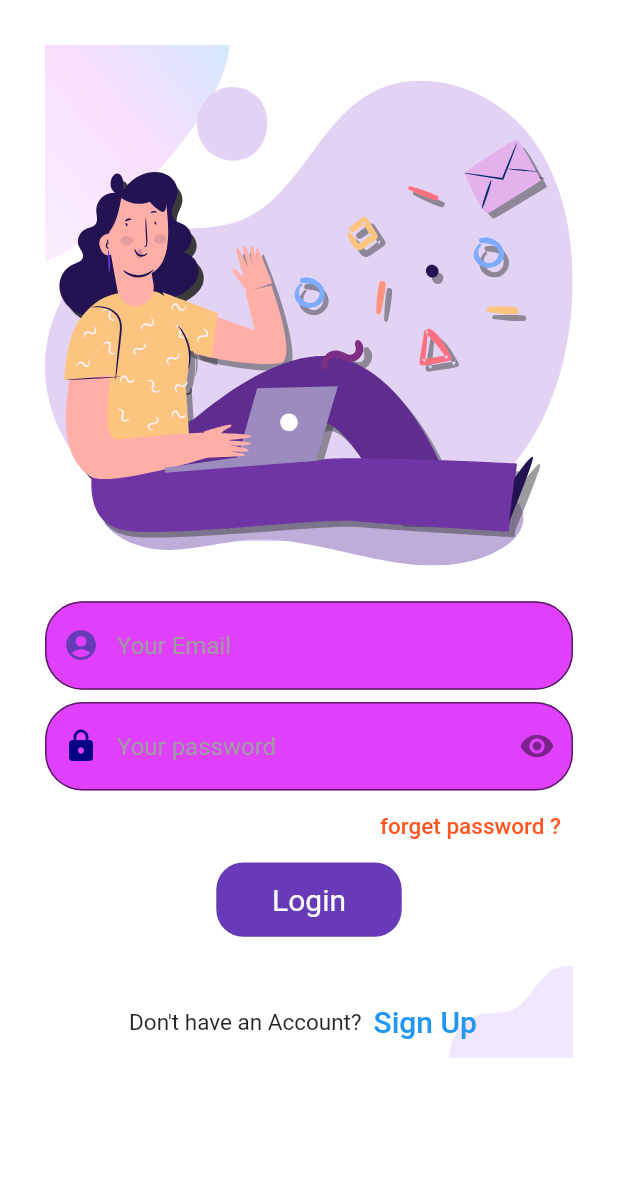
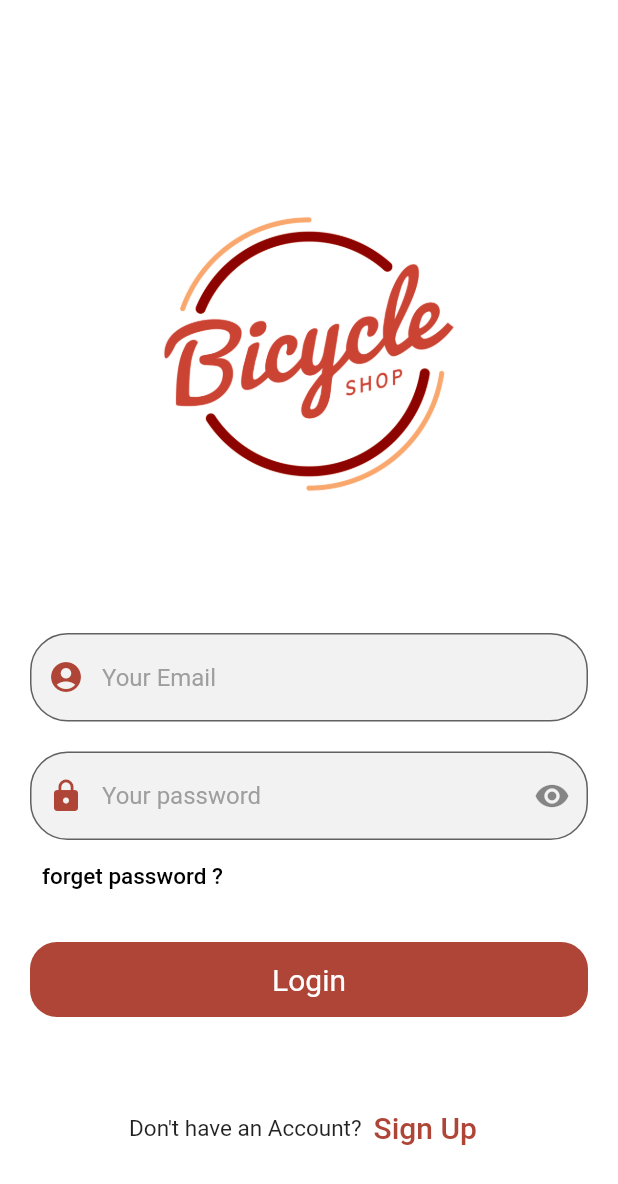
Before and after one commit to Mostafa-Osman/Bicycle_shop, a Flutter app: the screen it shows after launch, after a tap on "SKIP", on a phone screen of 412 x 824 dp. Shown: the top 1184 px of the screen. Run offline on Flutter 3.47's test engine with Material 2 defaults, Android fonts, the phone set to English and light mode, and no system bars; our stand-ins replace bloc, conditional_builder_null_safety, curved_navigation_bar, dio, expandable_text, flutter_bloc and 8 more; missing offline and left inert: checkbox_grouped; accounts and stored records are empty.

Commit message:
update login screen

```diff
--- a/lib/main.dart
+++ b/lib/main.dart
@@ -17,7 +17,7 @@ import 'package:udemy_flutter/my_bloc_observer.dart';
 import 'package:udemy_flutter/screens/favourites/favourite_cubit/favourite_cubit.dart';
 import 'package:udemy_flutter/screens/home/home_cubit/home_cubit.dart';
 import 'package:udemy_flutter/screens/my_bag/bag_cubit/bag_cubit.dart';
-import 'package:udemy_flutter/screens/my_orders/my_orders_cubit/my_orders_cubit.dart';
+import 'package:udemy_flutter/screens/end_orders/my_orders_cubit/my_orders_cubit.dart';
 import 'package:udemy_flutter/screens/notifications/notification_cubit/notification_cubit.dart';
 import 'package:udemy_flutter/screens/profile/cubit/profile_cubit.dart';
 import 'package:udemy_flutter/screens/search/cubit/cubit.dart';
--- a/lib/route/router.dart
+++ b/lib/route/router.dart
@@ -4,13 +4,13 @@ import 'package:udemy_flutter/screens/home/model/home_model.dart';
 import 'package:udemy_flutter/screens/home/ui/home.dart';
 import 'package:udemy_flutter/screens/login/ui/login.dart';
 import 'package:udemy_flutter/screens/my_bag/ui/my_bag_screen.dart';
-import 'package:udemy_flutter/screens/my_orders/ui/my_orders.dart';
+import 'package:udemy_flutter/screens/end_orders/ui/my_orders.dart';
 import 'package:udemy_flutter/screens/notifications/ui/notifications_screen.dart';
 import 'package:udemy_flutter/screens/on_boarding/ui/on_boarding.dart';
 import 'package:udemy_flutter/screens/payment/ui/payment.dart';
 import 'package:udemy_flutter/screens/product_details/ui/product_details.dart';
 import 'package:udemy_flutter/screens/profile/ui/profile.dart';
-import 'package:udemy_flutter/screens/register/register.dart';
+import 'package:udemy_flutter/screens/register/ui/register.dart';
 import 'package:udemy_flutter/screens/search/ui/search.dart';
 import 'route_constants.dart';
 
--- a/lib/screens/my_orders/my_orders_cubit/my_orders_cubit.dart
+++ b/lib/screens/end_orders/my_orders_cubit/my_orders_cubit.dart
@@ -1,6 +1,6 @@
 import 'package:flutter_bloc/flutter_bloc.dart';
-import 'package:udemy_flutter/screens/my_orders/model/my_orders.dart';
-import 'package:udemy_flutter/screens/my_orders/my_orders_cubit/states.dart';
+import 'package:udemy_flutter/screens/end_orders/model/my_orders.dart';
+import 'package:udemy_flutter/screens/end_orders/my_orders_cubit/states.dart';
 import 'package:udemy_flutter/shared/components/constants.dart';
 import 'package:udemy_flutter/shared/network/end_points.dart';
 import 'package:udemy_flutter/shared/network/remote/dio_helper.dart';
--- a/lib/screens/my_orders/ui/my_orders.dart
+++ b/lib/screens/end_orders/ui/my_orders.dart
@@ -1,7 +1,7 @@
 import 'package:flutter/material.dart';
 import 'package:flutter_bloc/flutter_bloc.dart';
-import 'package:udemy_flutter/screens/my_orders/my_orders_cubit/my_orders_cubit.dart';
-import 'package:udemy_flutter/screens/my_orders/my_orders_cubit/states.dart';
+import 'package:udemy_flutter/screens/end_orders/my_orders_cubit/my_orders_cubit.dart';
+import 'package:udemy_flutter/screens/end_orders/my_orders_cubit/states.dart';
 import 'package:udemy_flutter/shared/components/component.dart';
 import 'package:udemy_flutter/shared/components/custom_divider.dart';
 import 'package:udemy_flutter/shared/components/custom_text.dart';
--- a/lib/screens/login/ui/login.dart
+++ b/lib/screens/login/ui/login.dart
@@ -2,6 +2,7 @@ import 'package:conditional_builder_null_safety/conditional_builder_null_safety.
 import 'package:flutter/material.dart';
 import 'package:flutter_bloc/flutter_bloc.dart';
 import 'package:flutter_svg/flutter_svg.dart';
+import 'package:hexcolor/hexcolor.dart';
 import 'package:udemy_flutter/route/route_constants.dart';
 import 'package:udemy_flutter/screens/login/login_cubit/login_cubit.dart';
 import 'package:udemy_flutter/screens/login/login_cubit/states.dart';
@@ -13,6 +14,7 @@ import 'package:udemy_flutter/shared/components/custom_text.dart';
 import 'package:udemy_flutter/shared/components/custom_text_from_field.dart';
 import 'package:udemy_flutter/shared/components/navigate.dart';
 import 'package:udemy_flutter/shared/network/locial/cache_helper.dart';
+import 'package:udemy_flutter/shared/styles/color.dart';
 
 class LoginScreen extends StatelessWidget {
   final emailController = TextEditingController();
@@ -21,7 +23,6 @@ class LoginScreen extends StatelessWidget {
 
   @override
   Widget build(BuildContext context) {
-    Size size = MediaQuery.of(context).size;
     return BlocConsumer<LoginCubit, LoginStates>(
       listener: (context, state) {
         if (state is LoginSuccessState) {
@@ -42,45 +43,22 @@ class LoginScreen extends StatelessWidget {
       builder: (context, state) => Scaffold(
         body: SingleChildScrollView(
           child: Padding(
-            padding: const EdgeInsets.all(30.0),
-            child: Stack(
-              alignment: Alignment.center,
+            padding: const EdgeInsets.only(
+                right: 20.0, left: 20.0, bottom: 20.0, top: 50.0),
+            child:  Column(
                 children: [
-                //design in top left of page (image)
-                Positioned(
-                  top: 0,
-                  left: 0,
-                  child: Image.asset(
-                    "assets/images/main_top.png",
-                    width: size.width * 0.3,
+                  Image.asset(
+                    "assets/images/login.jpg",
                   ),
-                ),
-                //design in bottom right of page (image)
-                Positioned(
-                  bottom: 0,
-                  right: 0,
-                  child: Image.asset(
-                    "assets/images/login.png",
-                    width: size.width * 0.2,
-                  ),
-                ),
-
                   Form(
                     key: _formKey,
                     child: Column(
-                    mainAxisAlignment: MainAxisAlignment.center,
+                      crossAxisAlignment: CrossAxisAlignment.start,
                       children: [
-                      //icons
-                      SvgPicture.asset(
-                        "assets/icons/login.svg",
-                        height: size.height * 0.45,
-                      ),
-
                         CustomTextFromField(
                           controller: emailController,
-                        backgroundColor: Colors.purpleAccent,
+                          backgroundColor: HexColor("#f2f2f2"),
                           textHint: "Your Email",
-                        // hintColor: Colors.grey,
                           validator: (value) {
                             if (value!.isEmpty)
                               return 'Please Enter Your Email';
@@ -89,16 +67,15 @@ class LoginScreen extends StatelessWidget {
                           },
                           prefix: Icon(
                             Icons.account_circle,
-                          color: Colors.deepPurple,
+                            color: HexColor('#AF4537'),
                           ),
                         ),
-                      SizedBox(
-                        height: size.height * 0.01,
-                      ),
+                        SizedBox(height: 20),
+
                         // TextFieldContainer to take password from user
                         CustomTextFromField(
                             controller: passwordController,
-                          backgroundColor: Colors.purpleAccent,
+                            backgroundColor: HexColor("#f2f2f2"),
                             validator: (value) {
                               if (value!.isEmpty)
                                 return 'Please Enter Your password';
@@ -106,51 +83,50 @@ class LoginScreen extends StatelessWidget {
                                 return 'Please Enter valid password';
                             },
                             textHint: "Your password",
-                          // hintColor: Colors.grey,
                             prefix: Icon(
                               Icons.lock,
-                            color: Color.fromRGBO(0, 0, 128, 1),
+                              color:HexColor('#AF4537'),
                             ),
                             suffixIcon: IconButton(
-                              onPressed: () =>
-                                  LoginCubit.get(context).visibilityPassword(),
-                              icon: Icon((LoginCubit.get(context).isVisibility)
+                                onPressed: () => LoginCubit.get(context)
+                                    .visibilityPassword(),
+                                icon: Icon(
+                                    (LoginCubit.get(context).isVisibility)
                                         ? Icons.visibility
                                         : Icons.visibility_off)),
                             obscureText: LoginCubit.get(context).isVisibility),
                         //GestureDetector action when click in text forget password ?
-                      Align(
-                        alignment: Alignment.centerRight,
-                        child: CustomTextButton(
+                        CustomTextButton(
                           text: 'forget password ?',
+                          textColor: black,
                           onPress: () {},
                           //    textAlign: TextAlign.right
                         ),
-                      ),
 
                         //button login
-                      ConditionalBuilder(
+                        Padding(
+                          padding:
+                              const EdgeInsets.only(top: 20.0, bottom: 50.0),
+                          child: ConditionalBuilder(
                             condition: state is! LoginLoadingState,
                             builder: (context) => CustomButton(
-                            width: size.width * 0.3,
-                            height: size.height * 0.06,
+                              width: double.infinity,
                               text: 'Login',
                               fontSize: 20,
-
                               onPressed: () {
                                 if (_formKey.currentState!.validate())
                                   LoginCubit.get(context).userLogin(
                                       email: emailController.text,
                                       password: passwordController.text);
                               },
-                            buttonColor: Colors.deepPurple),
+                              buttonColor: HexColor('#AF4537'),
+                            ),
                             fallback: (context) => Center(
                               child: CircularProgressIndicator(),
                             ),
                           ),
-                      SizedBox(
-                        height: size.height * 0.04,
                         ),
+
                         Row(
                           mainAxisAlignment: MainAxisAlignment.center,
                           children: [
@@ -158,20 +134,21 @@ class LoginScreen extends StatelessWidget {
                                 text: "Don't have an Account?", fontSize: 15),
                             CustomTextButton(
                                 text: 'Sign Up',
-                              textColor: Colors.blue,
+                                textColor: HexColor('#AF4537'),
                                 fontSize: 20,
-                              onPress: () =>
-                                  navigateTo(context, RouteConstant.registerRoute))
+                                onPress: () => navigateTo(
+                                    context, RouteConstant.registerRoute))
                           ],
                         ),
                       ],
                     ),
-                ),
+                  )
                 ],
               ),
             ),
           ),
         ),
+
     );
   }
 }
--- a/lib/screens/register/register.dart
+++ b/lib/screens/register/ui/register.dart
@@ -9,8 +9,8 @@ import 'package:udemy_flutter/shared/components/custom_text.dart';
 import 'package:udemy_flutter/shared/components/custom_text_from_field.dart';
 import 'package:udemy_flutter/shared/components/navigate.dart';
 
-import 'cubit/recubit.dart';
-import 'cubit/restates.dart';
+import '../cubit/recubit.dart';
+import '../cubit/restates.dart';
 
 class RegisterScreen extends StatelessWidget {
   final _formKey = GlobalKey<FormState>();
--- a/lib/shared/components/check_box.dart
+++ /dev/null
@@ -1,25 +0,0 @@
-import 'package:flutter/material.dart';
-
-class CustomCheckBox extends StatelessWidget {
-  final String title;
-  final bool value;
-  final Function onChange;
-  final String? subtitle;
-
-  const CustomCheckBox(
-      {required this.title,
-      required this.value,
-      required this.onChange,
-      this.subtitle});
-
-  @override
-  Widget build(BuildContext context) {
-    return CheckboxListTile(
-      title: Text(title),
-      subtitle: Text(subtitle!),
-      value: value,
-      onChanged: onChange(),
-      controlAffinity: ListTileControlAffinity.leading, //  <-- leading Checkbox
-    );
-  }
-}
```
Also changed, not shown: assets/images/login.jpg (added), assets/images/login.png (deleted), lib/screens/end_orders/model/my_orders.dart (renamed from lib/screens/my_orders/model/my_orders.dart), lib/screens/end_orders/my_orders_cubit/states.dart (renamed from lib/screens/my_orders/my_orders_cubit/states.dart). Lines whose indentation alone changed are shown as unchanged.
